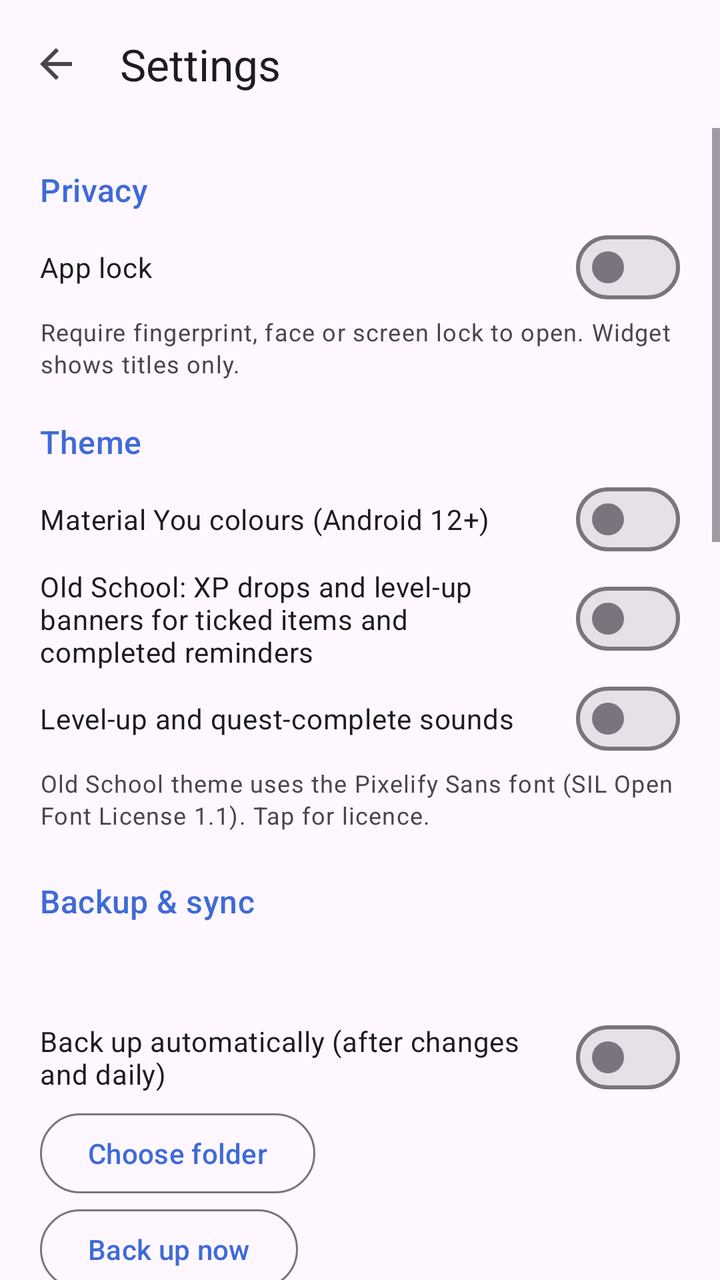
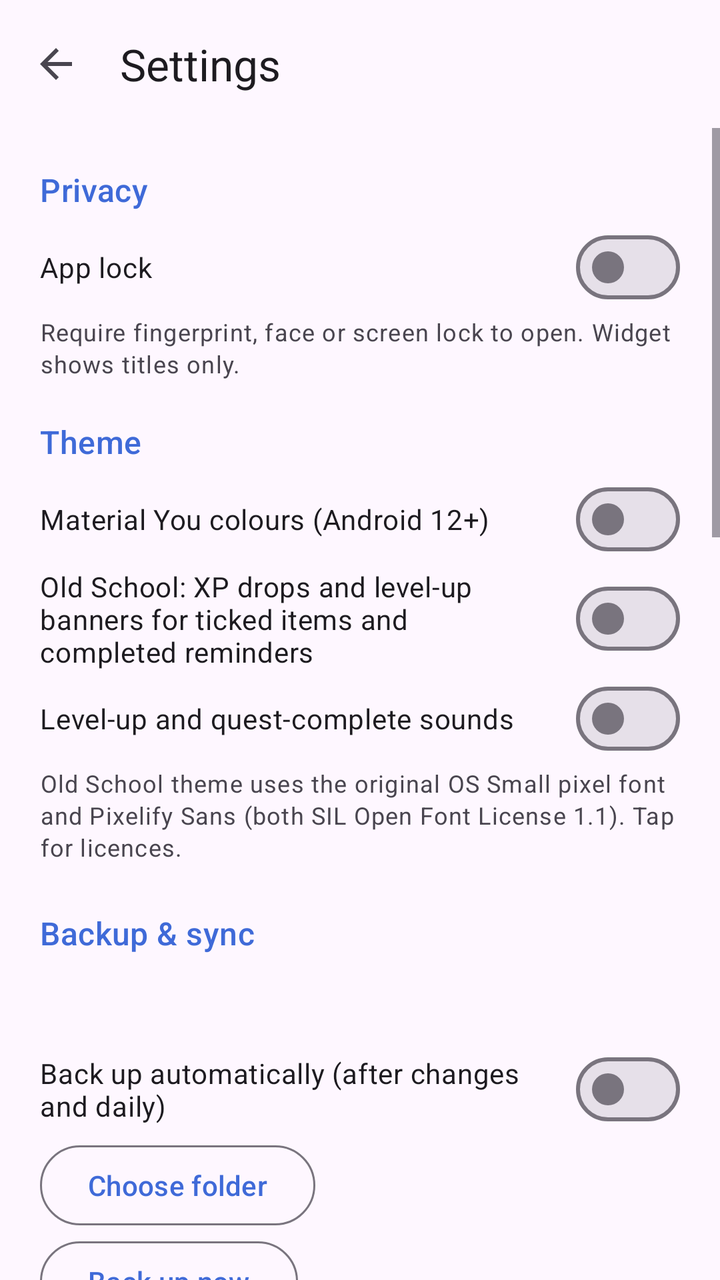

Before-and-after screenshots of an Android layout around one commit, followed by the original layout XML and the change that was made.
<!-- AndroidManifest.xml: application theme Theme.JoshNotes -->
<!-- res/layout/activity_settings.xml -->
<?xml version="1.0" encoding="utf-8"?>
<LinearLayout xmlns:android="http://schemas.android.com/apk/res/android"
    xmlns:app="http://schemas.android.com/apk/res-auto"
    android:id="@+id/root"
    android:layout_width="match_parent"
    android:layout_height="match_parent"
    android:orientation="vertical">
    <com.google.android.material.appbar.MaterialToolbar
        android:id="@+id/toolbar"
        android:layout_width="match_parent"
        android:layout_height="?attr/actionBarSize"
        app:navigationIcon="?attr/homeAsUpIndicator"
        app:title="@string/settings" />
    <ScrollView
        android:layout_width="match_parent"
        android:layout_height="match_parent">
        <LinearLayout
            android:id="@+id/settings_content"
            android:layout_width="match_parent"
            android:layout_height="wrap_content"
            android:orientation="vertical"
            android:padding="20dp">
            <TextView
                style="@style/SettingsHeader"
                android:text="@string/privacy" />
            <com.google.android.material.materialswitch.MaterialSwitch
                android:saveEnabled="false"
                android:id="@+id/app_lock"
                android:layout_width="match_parent"
                android:layout_height="wrap_content"
                android:text="@string/app_lock" />
            <TextView
                android:id="@+id/app_lock_desc"
                android:layout_width="wrap_content"
                android:layout_height="wrap_content"
                android:layout_marginBottom="20dp"
                android:text="@string/app_lock_desc"
                android:textAppearance="?attr/textAppearanceBodySmall"
                android:textColor="?attr/colorOnSurfaceVariant" />

            <TextView
                style="@style/SettingsHeader"
                android:text="@string/theme" />
            <RadioGroup
                android:id="@+id/theme_group"
                android:layout_width="match_parent"
                android:layout_height="wrap_content" />
            <com.google.android.material.materialswitch.MaterialSwitch
                android:saveEnabled="false"
                android:id="@+id/dynamic_color"
                android:layout_width="match_parent"
                android:layout_height="wrap_content"
                android:text="@string/dynamic_color" />
            <com.google.android.material.materialswitch.MaterialSwitch
                android:saveEnabled="false"
                android:id="@+id/level_ups"
                android:layout_width="match_parent"
                android:layout_height="wrap_content"
                android:text="Old School: XP drops and level-up banners for ticked items and completed reminders" />
            <com.google.android.material.materialswitch.MaterialSwitch
                android:saveEnabled="false"
                android:id="@+id/sounds"
                android:layout_width="match_parent"
                android:layout_height="wrap_content"
                android:text="Level-up and quest-complete sounds" />
            <TextView
                android:id="@+id/font_credit"
                android:layout_width="wrap_content"
                android:layout_height="wrap_content"
                android:text="Old School theme uses the Pixelify Sans font (SIL Open Font License 1.1). Tap for licence."
                android:textAppearance="?attr/textAppearanceBodySmall"
                android:textColor="?attr/colorOnSurfaceVariant" />

            <TextView
                style="@style/SettingsHeader"
                android:layout_marginTop="24dp"
                android:text="@string/backup_title" />
            <TextView
                android:id="@+id/backup_folder"
                android:layout_width="match_parent"
                android:layout_height="wrap_content"
                android:textAppearance="?attr/textAppearanceBodyMedium" />
            <TextView
                android:id="@+id/backup_status"
                android:layout_width="match_parent"
                android:layout_height="wrap_content"
                android:layout_marginTop="4dp"
                android:textAppearance="?attr/textAppearanceBodySmall"
                android:textColor="?attr/colorOnSurfaceVariant" />
            <com.google.android.material.materialswitch.MaterialSwitch
                android:saveEnabled="false"
                android:id="@+id/backup_auto"
                android:layout_width="match_parent"
                android:layout_height="wrap_content"
                android:text="@string/backup_auto" />
            <LinearLayout
                android:id="@+id/backup_buttons"
                android:layout_width="match_parent"
                android:layout_height="wrap_content"
                android:orientation="vertical">
                <com.google.android.material.button.MaterialButton
                    android:id="@+id/backup_choose"
                    style="?attr/materialButtonOutlinedStyle"
                    android:layout_width="wrap_content"
                    android:layout_height="wrap_content"
                    android:layout_marginEnd="8dp"
                    android:text="@string/backup_choose" />
                <com.google.android.material.button.MaterialButton
                    android:id="@+id/backup_now"
                    style="?attr/materialButtonOutlinedStyle"
                    android:layout_width="wrap_content"
                    android:layout_height="wrap_content"
                    android:layout_marginEnd="8dp"
                    android:text="@string/backup_now" />
                <com.google.android.material.button.MaterialButton
                    android:id="@+id/backup_restore"
                    style="?attr/materialButtonOutlinedStyle"
                    android:layout_width="wrap_content"
                    android:layout_height="wrap_content"
                    android:text="@string/backup_restore" />
            </LinearLayout>
            <TextView
                android:layout_width="wrap_content"
                android:layout_height="wrap_content"
                android:text="@string/backup_help"
                android:textAppearance="?attr/textAppearanceBodySmall"
                android:textColor="?attr/colorOnSurfaceVariant" />

            <TextView
                style="@style/SettingsHeader"
                android:layout_marginTop="24dp"
                android:text="@string/gdrive_title" />
            <TextView
                android:id="@+id/gdrive_status"
                android:layout_width="match_parent"
                android:layout_height="wrap_content"
                android:textAppearance="?attr/textAppearanceBodyMedium" />
            <com.google.android.material.materialswitch.MaterialSwitch
                android:saveEnabled="false"
                android:id="@+id/gdrive_auto"
                android:layout_width="match_parent"
                android:layout_height="wrap_content"
                android:text="@string/backup_auto" />
            <LinearLayout
                android:layout_width="match_parent"
                android:layout_height="wrap_content"
                android:orientation="vertical">
                <com.google.android.material.button.MaterialButton
                    android:id="@+id/gdrive_connect"
                    style="?attr/materialButtonOutlinedStyle"
                    android:layout_width="wrap_content"
                    android:layout_height="wrap_content"
                    android:text="@string/gdrive_connect" />
                <com.google.android.material.button.MaterialButton
                    android:id="@+id/gdrive_now"
                    style="?attr/materialButtonOutlinedStyle"
                    android:layout_width="wrap_content"
                    android:layout_height="wrap_content"
                    android:text="@string/backup_now" />
                <com.google.android.material.button.MaterialButton
                    android:id="@+id/gdrive_restore"
                    style="?attr/materialButtonOutlinedStyle"
                    android:layout_width="wrap_content"
                    android:layout_height="wrap_content"
                    android:text="@string/backup_restore" />
                <com.google.android.material.button.MaterialButton
                    android:id="@+id/gdrive_disconnect"
                    style="?attr/materialButtonOutlinedStyle"
                    android:layout_width="wrap_content"
                    android:layout_height="wrap_content"
                    android:text="@string/gdrive_disconnect" />
            </LinearLayout>
            <TextView
                android:layout_width="wrap_content"
                android:layout_height="wrap_content"
                android:text="@string/gdrive_help"
                android:textAppearance="?attr/textAppearanceBodySmall"
                android:textColor="?attr/colorOnSurfaceVariant" />

            <TextView
                style="@style/SettingsHeader"
                android:layout_marginTop="24dp"
                android:text="@string/voice_action_title" />
            <RadioGroup
                android:id="@+id/voice_group"
                android:layout_width="match_parent"
                android:layout_height="wrap_content" />

            <TextView
                style="@style/SettingsHeader"
                android:layout_marginTop="24dp"
                android:text="@string/dictation_trigger" />
            <TextView
                android:layout_width="wrap_content"
                android:layout_height="wrap_content"
                android:text="@string/dictation_trigger_help"
                android:textAppearance="?attr/textAppearanceBodySmall"
                android:textColor="?attr/colorOnSurfaceVariant" />
            <RadioGroup
                android:id="@+id/trigger_group"
                android:layout_width="match_parent"
                android:layout_height="wrap_content"
                android:layout_marginTop="4dp" />
            <com.google.android.material.materialswitch.MaterialSwitch
                android:id="@+id/volume_silent"
                android:layout_width="match_parent"
                android:layout_height="wrap_content"
                android:saveEnabled="false"
                android:text="Volume keys don't change volume while using the shortcut" />
            <TextView
                android:layout_width="match_parent"
                android:layout_height="wrap_content"
                android:text="While Josh Notes is open, holding a volume key starts dictation without moving the volume. A quick press still changes the volume by one step."
                android:textAppearance="?attr/textAppearanceBodySmall"
                android:textColor="?attr/colorOnSurfaceVariant" />

            <TextView
                style="@style/SettingsHeader"
                android:layout_marginTop="24dp"
                android:text="@string/dictation_engine_title" />
            <RadioGroup
                android:id="@+id/engine_group"
                android:layout_width="match_parent"
                android:layout_height="wrap_content" />
            <com.google.android.material.button.MaterialButton
                android:id="@+id/delete_model"
                style="?attr/materialButtonOutlinedStyle"
                android:layout_width="wrap_content"
                android:layout_height="wrap_content"
                android:layout_marginTop="8dp"
                android:text="@string/delete_model" />

            <TextView
                android:id="@+id/version_text"
                android:layout_width="wrap_content"
                android:layout_height="wrap_content"
                android:layout_marginTop="32dp"
                android:textAppearance="?attr/textAppearanceBodySmall"
                android:textColor="?attr/colorOutline" />
            <com.google.android.material.button.MaterialButton
                android:id="@+id/advanced_toggle"
                style="?attr/borderlessButtonStyle"
                android:layout_width="wrap_content"
                android:layout_height="wrap_content"
                android:paddingStart="0dp"
                android:text="@string/advanced" />
            <LinearLayout
                android:id="@+id/advanced_box"
                android:layout_width="match_parent"
                android:layout_height="wrap_content"
                android:orientation="vertical"
                android:visibility="gone">
                <com.google.android.material.button.MaterialButton
                    android:id="@+id/update_url_btn"
                    style="?attr/materialButtonOutlinedStyle"
                    android:layout_width="wrap_content"
                    android:layout_height="wrap_content"
                    android:text="@string/update_url" />
            </LinearLayout>
        </LinearLayout>
    </ScrollView>
</LinearLayout>
<!-- resources referenced by this layout -->
<resources>
  <string name="advanced">Advanced</string>
  <string name="app_lock">App lock</string>
  <string name="app_lock_desc">Require fingerprint, face or screen lock to open. Widget shows titles only.</string>
  <string name="backup_auto">Back up automatically (after changes and daily)</string>
  <string name="backup_choose">Choose folder</string>
  <string name="backup_help">Pick a folder on this phone or in a cloud app that offers folders here (e.g. OneDrive, Dropbox, Nextcloud). The last 10 backups are kept, including photos and voice memos. To sync between phones, choose the same cloud folder on both. Note: the Google Drive app doesn\'t offer folder access on most phones — use a folder that Drive syncs, or Export backup from the menu.</string>
  <string name="backup_now">Back up now</string>
  <string name="backup_restore">Restore…</string>
  <string name="backup_title">Backup &amp; sync</string>
  <string name="delete_model">Delete offline voice model</string>
  <string name="dictation_engine_title">Speech engine (offline)</string>
  <string name="dictation_trigger">Volume-key dictation</string>
  <string name="dictation_trigger_help">While Josh Notes is open, this starts dictation (in a note it types at the cursor; from the list it starts a new note). Short presses still change the volume.</string>
  <string name="dynamic_color">Material You colours (Android 12+)</string>
  <string name="gdrive_connect">Back up to Google Drive…</string>
  <string name="gdrive_disconnect">Disconnect Google Drive</string>
  <string name="gdrive_help">Backups go to a private app folder in your Google Drive (hidden in the Drive app; only Josh Notes can see it). Same zip as folder backups, last 10 kept. You can use this, a folder, or both.</string>
  <string name="gdrive_title">Google Drive (direct)</string>
  <string name="privacy">Privacy</string>
  <string name="settings">Settings</string>
  <string name="theme">Theme</string>
  <string name="update_url">Update source URL</string>
  <string name="voice_action_title">Mic button, widget mic &amp; volume keys</string>
  <style name="SettingsHeader">
          <item name="android:layout_width">wrap_content</item>
          <item name="android:layout_height">wrap_content</item>
          <item name="android:layout_marginBottom">4dp</item>
          <item name="android:textAppearance">?attr/textAppearanceTitleMedium</item>
          <item name="android:textColor">?attr/colorPrimary</item>
      </style>
  <style name="Theme.JoshNotes" parent="Theme.Material3.DayNight.NoActionBar">
          <item name="colorPrimary">@color/seed</item>
          <item name="osContentOverlay">@style/ThemeOverlay.JoshNotes.None</item>
      </style>
  <color name="seed">#3F6AD8</color>
  <style name="ThemeOverlay.JoshNotes.None" parent="" />
</resources>

<!-- the commit's change to res/layout/activity_settings.xml (unified diff, before → after) -->
@@ -67,7 +67,7 @@
                 android:id="@+id/font_credit"
                 android:layout_width="wrap_content"
                 android:layout_height="wrap_content"
-                android:text="Old School theme uses the Pixelify Sans font (SIL Open Font License 1.1). Tap for licence."
+                android:text="Old School theme uses the original OS Small pixel font and Pixelify Sans (both SIL Open Font License 1.1). Tap for licences."
                 android:textAppearance="?attr/textAppearanceBodySmall"
                 android:textColor="?attr/colorOnSurfaceVariant" />
 
